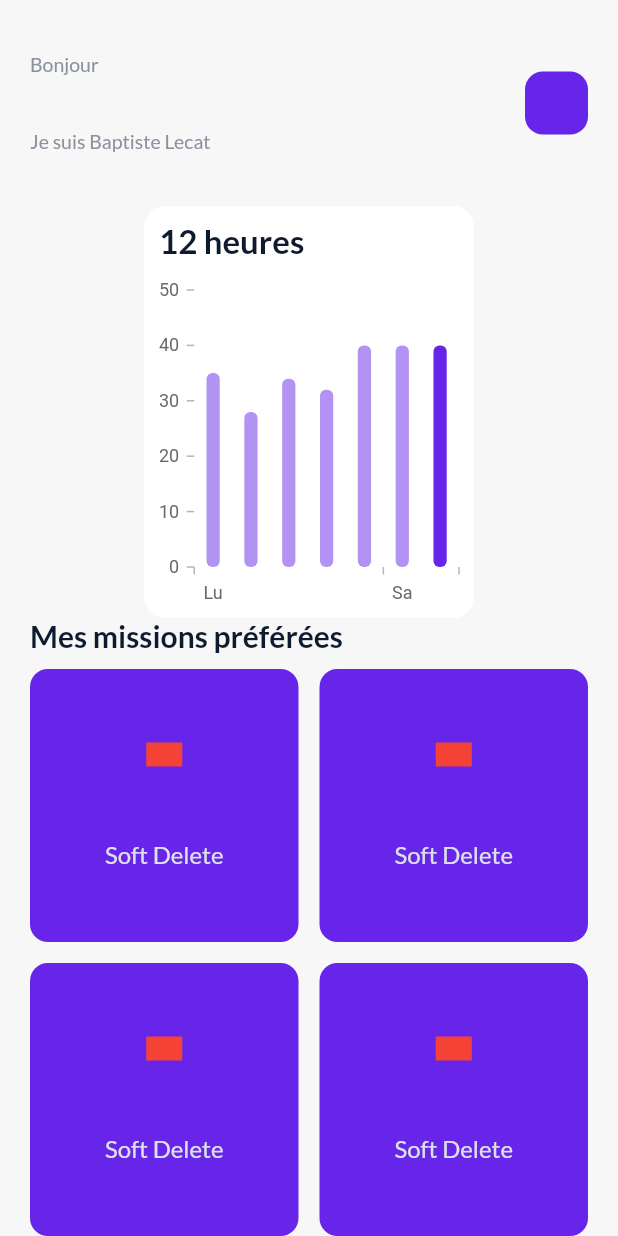
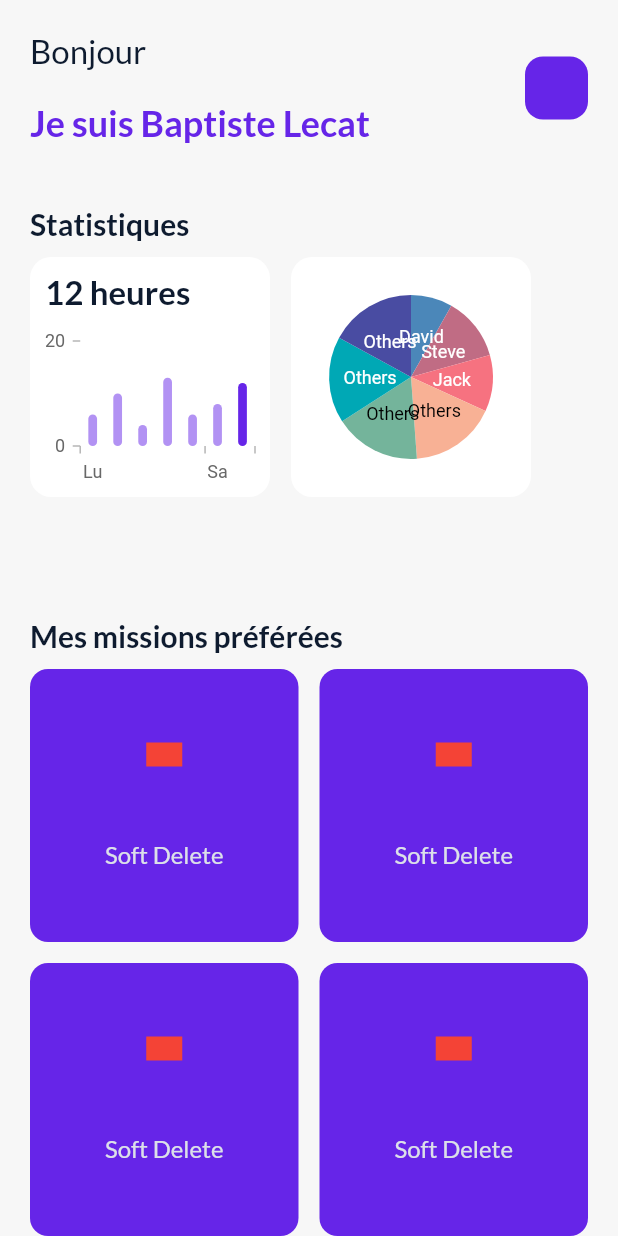
Before and after one commit to BaptisteLecat/portfolio_app, a Flutter app: the HomeView screen opened directly, on a phone screen of 412 x 824 dp. Run offline on Flutter 3.47's test engine with Material 2 defaults, Android fonts, the phone set to English and light mode, and no system bars; our stand-ins replace bloc, equatable, flutter_bloc, liquid_swipe, syncfusion_flutter_charts.

Commit message:
implement stats data in home UI

```diff
--- a/lib/presentation/feature/home/view/home_view.dart
+++ b/lib/presentation/feature/home/view/home_view.dart
@@ -1,8 +1,8 @@
 import 'package:flutter/material.dart';
-import 'package:flutter_svg/flutter_svg.dart';
+import 'package:portfolio_app/presentation/feature/home/widget/code_time_chart.dart';
+import 'package:portfolio_app/presentation/feature/home/widget/github_data.dart';
+import 'package:portfolio_app/presentation/feature/home/widget/mission_card.dart';
 import 'package:portfolio_app/presentation/widget/theme/colors.dart';
-import 'package:syncfusion_flutter_charts/charts.dart';
-import 'package:syncfusion_flutter_charts/sparkcharts.dart';
 
 class HomeView extends StatelessWidget {
   const HomeView({Key? key}) : super(key: key);
@@ -11,12 +11,17 @@ class HomeView extends StatelessWidget {
   Widget build(BuildContext context) {
     return Scaffold(
         body: SafeArea(
+            child: CustomScrollView(
+      slivers: [
+        SliverFillRemaining(
+          hasScrollBody: false,
           child: Column(
             children: [
-        Flexible(
-          flex: 1,
+              Expanded(
+                flex: 2,
                 child: Padding(
-            padding: const EdgeInsets.symmetric(horizontal: 20.0),
+                  padding: const EdgeInsets.only(
+                      bottom: 20, left: 20.0, right: 20.0),
                   child: Row(
                     mainAxisAlignment: MainAxisAlignment.spaceBetween,
                     children: [
@@ -24,7 +29,22 @@ class HomeView extends StatelessWidget {
                         direction: Axis.vertical,
                         mainAxisAlignment: MainAxisAlignment.spaceEvenly,
                         crossAxisAlignment: CrossAxisAlignment.start,
-                  children: [Text("Bonjour"), Text("Je suis Baptiste Lecat")],
+                        children: [
+                          Text(
+                            "Bonjour",
+                            style: Theme.of(context)
+                                .textTheme
+                                .headline4!
+                                .copyWith(color: secondaryColor),
+                          ),
+                          Text(
+                            "Je suis Baptiste Lecat",
+                            style: Theme.of(context)
+                                .textTheme
+                                .headline3!
+                                .copyWith(color: primaryColor),
+                          )
+                        ],
                       ),
                       Container(
                         height: 42,
@@ -37,12 +57,36 @@ class HomeView extends StatelessWidget {
                   ),
                 ),
               ),
-        const Expanded(
-          flex: 2,
-          child: CodeTimeChart(),
+              Expanded(
+                flex: 4,
+                child: Padding(
+                  padding: const EdgeInsets.symmetric(horizontal: 20.0),
+                  child: Column(
+                    crossAxisAlignment: CrossAxisAlignment.start,
+                    children: [
+                      Text(
+                        "Statistiques",
+                        style: Theme.of(context).textTheme.headline5!.copyWith(
+                            color: secondaryColor, fontWeight: FontWeight.bold),
+                      ),
+                      const SizedBox(
+                        height: 10,
+                      ),
+                      Row(
+                        children: [
+                          CodeTimeChart(),
+                          SizedBox(
+                            width: 14,
+                          ),
+                          GithubData(),
+                        ],
+                      ),
+                    ],
+                  ),
+                ),
               ),
               Expanded(
-            flex: 3,
+                  flex: 6,
                   child: Padding(
                     padding: const EdgeInsets.symmetric(horizontal: 20.0),
                     child: Flex(
@@ -51,8 +95,12 @@ class HomeView extends StatelessWidget {
                         children: [
                           Text(
                             "Mes missions préférées",
-                      style: Theme.of(context).textTheme.headline5!.copyWith(
-                          color: secondaryColor, fontWeight: FontWeight.bold),
+                            style: Theme.of(context)
+                                .textTheme
+                                .headline5!
+                                .copyWith(
+                                    color: secondaryColor,
+                                    fontWeight: FontWeight.bold),
                           ),
                           const SizedBox(
                             height: 10,
@@ -60,7 +108,8 @@ class HomeView extends StatelessWidget {
                           Expanded(
                               child: Flex(
                                   direction: Axis.horizontal,
-                            mainAxisAlignment: MainAxisAlignment.spaceEvenly,
+                                  mainAxisAlignment:
+                                      MainAxisAlignment.spaceEvenly,
                                   crossAxisAlignment: CrossAxisAlignment.center,
                                   children: [
                                 Expanded(
@@ -92,123 +141,9 @@ class HomeView extends StatelessWidget {
                         ]),
                   )),
             ],
+          ),
+        ),
+      ],
     )));
   }
 }
-
-class MissionCard extends StatelessWidget {
-  const MissionCard({
-    Key? key,
-  }) : super(key: key);
-
-  @override
-  Widget build(BuildContext context) {
-    return Container(
-      decoration: BoxDecoration(
-          color: primaryColor, borderRadius: BorderRadius.circular(12)),
-      child: Center(
-        child: Column(
-          mainAxisAlignment: MainAxisAlignment.spaceEvenly,
-          children: [
-            Container(
-              color: Colors.red,
-              height: 16,
-              width: 24,
-            ),
-            Text(
-              "Soft Delete",
-              style: Theme.of(context).textTheme.headline6,
-            ),
-          ],
-        ),
-      ),
-    );
-  }
-}
-
-class CodeTimeChart extends StatelessWidget {
-  const CodeTimeChart({
-    Key? key,
-  }) : super(key: key);
-
-  @override
-  Widget build(BuildContext context) {
-    return Container(
-        decoration: BoxDecoration(
-            color: Colors.white, borderRadius: BorderRadius.circular(14)),
-        width: 220,
-        child: Column(
-          mainAxisAlignment: MainAxisAlignment.spaceEvenly,
-          crossAxisAlignment: CrossAxisAlignment.start,
-          children: [
-            Padding(
-              padding: const EdgeInsets.all(10),
-              child: Text(
-                "12 heures",
-                style: Theme.of(context).textTheme.headline4!.copyWith(
-                    color: secondaryColor, fontWeight: FontWeight.bold),
-              ),
-            ),
-            Flexible(
-              child: SfCartesianChart(
-                  plotAreaBorderWidth: 0,
-                  // Initialize category axis
-                  legend: Legend(
-                      alignment: ChartAlignment.near,
-                      position: LegendPosition.bottom,
-                      isVisible: false),
-                  primaryXAxis: CategoryAxis(
-                    //Hide the gridlines of x-axis
-                    majorGridLines: MajorGridLines(width: 0),
-                    //Hide the axis line of x-axis
-                    axisLine: AxisLine(width: 0),
-                  ),
-                  primaryYAxis: NumericAxis(
-                      //Hide the gridlines of y-axis
-                      majorGridLines: MajorGridLines(width: 0),
-                      //Hide the axis line of y-axis
-                      axisLine: AxisLine(width: 0)),
-                  /*title: ChartTitle(
-                      text: "Temps de programmation ces 7 derniers jours",
-                      textStyle: Theme.of(context)
-                          .textTheme
-                          .bodyText2!
-                          .copyWith(color: secondaryColor),
-                      alignment: ChartAlignment.near),*/
-                  series: <ChartSeries<SalesData, String>>[
-                    ColumnSeries<SalesData, String>(
-                        name: "Temps en heures",
-                        color: Theme.of(context).primaryColor.withOpacity(0.5),
-                        spacing: 0.5,
-                        dataLabelSettings: DataLabelSettings(
-                            textStyle: Theme.of(context).textTheme.bodyText2!),
-                        // Bind data source
-                        pointColorMapper: (SalesData sales, int index) {
-                          if (sales.year == "Di") {
-                            return primaryColor;
-                          }
-                        },
-                        dataSource: <SalesData>[
-                          SalesData('Lu', 35),
-                          SalesData('Ma', 28),
-                          SalesData('Me', 34),
-                          SalesData('Je', 32),
-                          SalesData('Ve', 40),
-                          SalesData('Sa', 40),
-                          SalesData('Di', 40),
-                        ],
-                        xValueMapper: (SalesData sales, _) => sales.year,
-                        yValueMapper: (SalesData sales, _) => sales.sales,
-                        borderRadius: BorderRadius.all(Radius.circular(4)))
-                  ]),
-            ),
-          ],
-        ));
-  }
-}
-
-class SalesData {
-  SalesData(this.year, this.sales);
-  final String year;
-  final double sales;
-}
--- /dev/null
+++ b/lib/presentation/feature/home/widget/code_time_chart.dart
@@ -0,0 +1,91 @@
+import 'package:flutter/material.dart';
+import 'package:portfolio_app/presentation/widget/theme/colors.dart';
+import 'package:syncfusion_flutter_charts/charts.dart';
+
+class CodeTimeChart extends StatelessWidget {
+  const CodeTimeChart({
+    Key? key,
+  }) : super(key: key);
+
+  @override
+  Widget build(BuildContext context) {
+    return Container(
+        decoration: BoxDecoration(
+            color: Colors.white, borderRadius: BorderRadius.circular(14)),
+        width: 160,
+        height: 160,
+        child: Column(
+          mainAxisAlignment: MainAxisAlignment.spaceEvenly,
+          crossAxisAlignment: CrossAxisAlignment.start,
+          children: [
+            Padding(
+              padding: const EdgeInsets.all(10),
+              child: Text(
+                "12 heures",
+                style: Theme.of(context).textTheme.headline4!.copyWith(
+                    color: secondaryColor, fontWeight: FontWeight.bold),
+              ),
+            ),
+            Flexible(
+              child: SfCartesianChart(
+                  plotAreaBorderWidth: 0,
+                  // Initialize category axis
+                  legend: Legend(
+                      alignment: ChartAlignment.near,
+                      position: LegendPosition.bottom,
+                      isVisible: false),
+                  primaryXAxis: CategoryAxis(
+                    //Hide the gridlines of x-axis
+                    majorGridLines: MajorGridLines(width: 0),
+                    //Hide the axis line of x-axis
+                    axisLine: AxisLine(width: 0),
+                  ),
+                  primaryYAxis: NumericAxis(
+                      //Hide the gridlines of y-axis
+                      majorGridLines: MajorGridLines(width: 0),
+                      //Hide the axis line of y-axis
+                      axisLine: AxisLine(width: 0)),
+                  /*title: ChartTitle(
+                      text: "Temps de programmation ces 7 derniers jours",
+                      textStyle: Theme.of(context)
+                          .textTheme
+                          .bodyText2!
+                          .copyWith(color: secondaryColor),
+                      alignment: ChartAlignment.near),*/
+                  series: <ChartSeries<SalesData, String>>[
+                    ColumnSeries<SalesData, String>(
+                        name: "Temps en heures",
+                        color: Theme.of(context).primaryColor.withOpacity(0.5),
+                        spacing: 0.5,
+                        dataLabelSettings: DataLabelSettings(
+                            textStyle: Theme.of(context).textTheme.bodyText2!),
+                        // Bind data source
+                        pointColorMapper: (SalesData sales, int index) {
+                          if (sales.year == "Di") {
+                            return primaryColor;
+                          }
+                        },
+                        dataSource: <SalesData>[
+                          SalesData('Lu', 6),
+                          SalesData('Ma', 10),
+                          SalesData('Me', 4),
+                          SalesData('Je', 13),
+                          SalesData('Ve', 6),
+                          SalesData('Sa', 8),
+                          SalesData('Di', 12),
+                        ],
+                        xValueMapper: (SalesData sales, _) => sales.year,
+                        yValueMapper: (SalesData sales, _) => sales.sales,
+                        borderRadius: BorderRadius.all(Radius.circular(4)))
+                  ]),
+            ),
+          ],
+        ));
+  }
+}
+
+class SalesData {
+  SalesData(this.year, this.sales);
+  final String year;
+  final double sales;
+}
--- /dev/null
+++ b/lib/presentation/feature/home/widget/github_data.dart
@@ -0,0 +1,56 @@
+import 'package:flutter/material.dart';
+import 'package:portfolio_app/presentation/widget/theme/colors.dart';
+import 'package:syncfusion_flutter_charts/charts.dart';
+import 'package:syncfusion_flutter_charts/charts.dart';
+
+class GithubData extends StatelessWidget {
+  const GithubData({
+    Key? key,
+  }) : super(key: key);
+
+  @override
+  Widget build(BuildContext context) {
+    final List<ChartData> chartData = [
+      ChartData('David', 25),
+      ChartData('Steve', 38),
+      ChartData('Jack', 34),
+      ChartData('Others', 52),
+      ChartData('Others', 52),
+      ChartData('Others', 52),
+      ChartData('Others', 52)
+    ];
+    return Container(
+        decoration: BoxDecoration(
+            color: Colors.white, borderRadius: BorderRadius.circular(14)),
+        width: 160,
+        height: 160,
+        child: Column(
+          mainAxisAlignment: MainAxisAlignment.spaceEvenly,
+          crossAxisAlignment: CrossAxisAlignment.start,
+          children: [
+            Expanded(
+                child: SfCircularChart(series: <CircularSeries>[
+              // Render pie chart
+              PieSeries<ChartData, String>(
+                  dataSource: chartData,
+                  pointColorMapper: (ChartData data, _) => data.color,
+                  xValueMapper: (ChartData data, _) => data.x,
+                  yValueMapper: (ChartData data, _) => data.y,
+                  dataLabelMapper: (ChartData data, _) => data.x,
+                  radius: '78%',
+                  dataLabelSettings: DataLabelSettings(
+                    // Renders the data label
+                    isVisible: true,
+                  ))
+            ])),
+          ],
+        ));
+  }
+}
+
+class ChartData {
+  ChartData(this.x, this.y, [this.color]);
+  final String x;
+  final double y;
+  final Color? color;
+}
--- /dev/null
+++ b/lib/presentation/feature/home/widget/mission_card.dart
@@ -0,0 +1,32 @@
+import 'package:flutter/material.dart';
+import 'package:portfolio_app/presentation/widget/theme/colors.dart';
+
+class MissionCard extends StatelessWidget {
+  const MissionCard({
+    Key? key,
+  }) : super(key: key);
+
+  @override
+  Widget build(BuildContext context) {
+    return Container(
+      decoration: BoxDecoration(
+          color: primaryColor, borderRadius: BorderRadius.circular(12)),
+      child: Center(
+        child: Column(
+          mainAxisAlignment: MainAxisAlignment.spaceEvenly,
+          children: [
+            Container(
+              color: Colors.red,
+              height: 16,
+              width: 24,
+            ),
+            Text(
+              "Soft Delete",
+              style: Theme.of(context).textTheme.headline6,
+            ),
+          ],
+        ),
+      ),
+    );
+  }
+}
```
Lines whose indentation alone changed are shown as unchanged.
